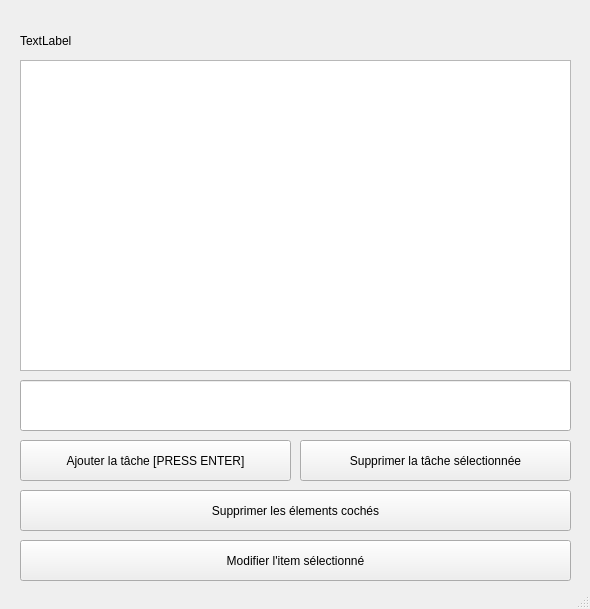
BilelBOUHEDDA/TODOList, file mainwindow.ui: the form before one commit.
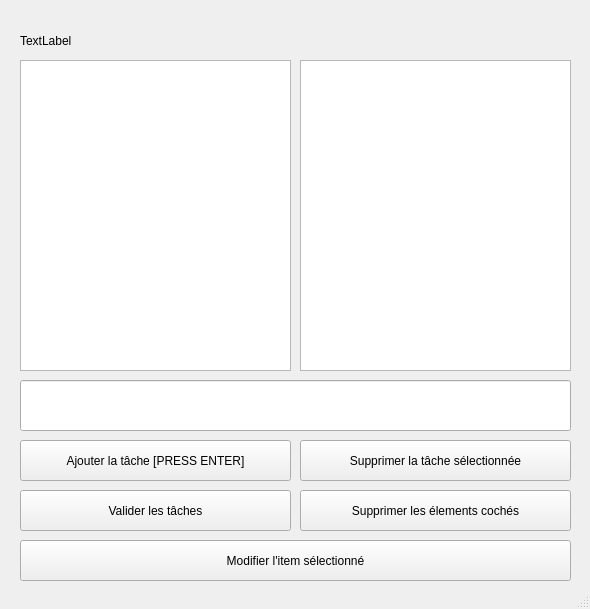
The form after the commit.

```diff
--- a/mainwindow.ui
+++ b/mainwindow.ui
@@ -32,7 +32,7 @@
      <rect>
       <x>20</x>
       <y>60</y>
-      <width>551</width>
+      <width>271</width>
       <height>311</height>
      </rect>
     </property>
@@ -66,9 +66,9 @@
    <widget class="QPushButton" name="pushButton_3">
     <property name="geometry">
      <rect>
-      <x>20</x>
+      <x>300</x>
       <y>490</y>
-      <width>551</width>
+      <width>271</width>
       <height>41</height>
      </rect>
     </property>
@@ -99,6 +99,35 @@
      </rect>
     </property>
    </widget>
+   <widget class="QListWidget" name="listWidget_2">
+    <property name="geometry">
+     <rect>
+      <x>300</x>
+      <y>60</y>
+      <width>271</width>
+      <height>311</height>
+     </rect>
+    </property>
+    <property name="dragEnabled">
+     <bool>true</bool>
+    </property>
+    <property name="dragDropOverwriteMode">
+     <bool>true</bool>
+    </property>
+   </widget>
+   <widget class="QPushButton" name="pushButton_5">
+    <property name="geometry">
+     <rect>
+      <x>20</x>
+      <y>490</y>
+      <width>271</width>
+      <height>41</height>
+     </rect>
+    </property>
+    <property name="text">
+     <string>Valider les tâches</string>
+    </property>
+   </widget>
   </widget>
   <widget class="QStatusBar" name="statusbar"/>
  </widget>
```
Left out of the diff: 6 changed lines with no effect on the pictures.
